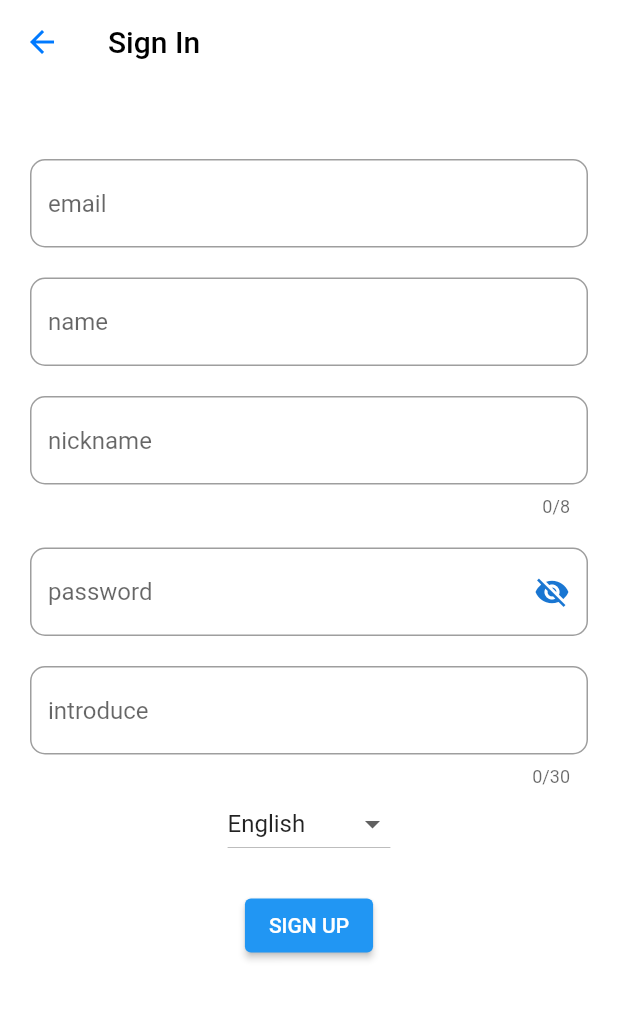
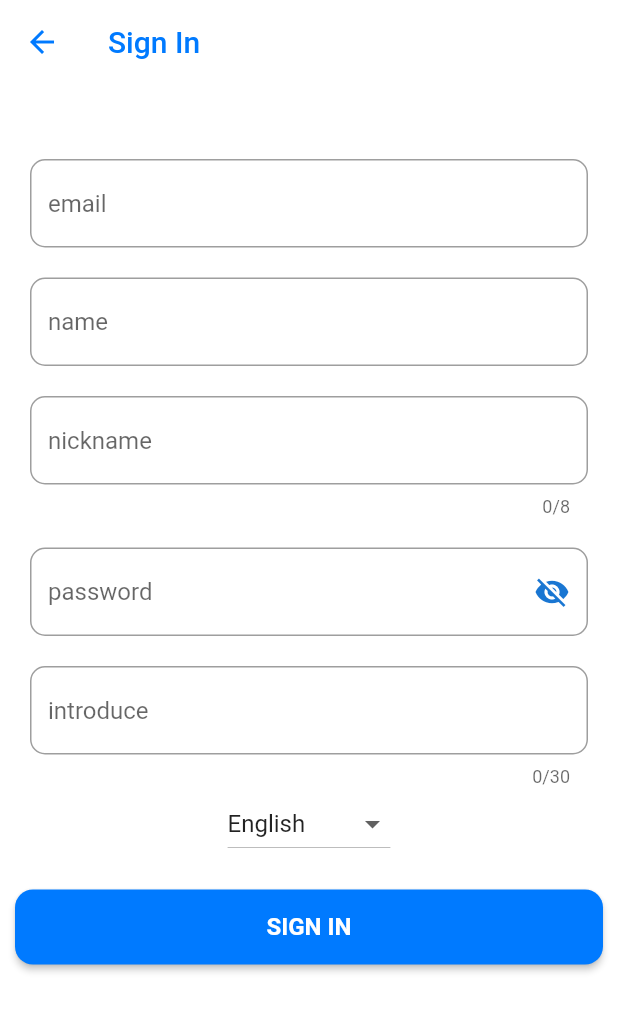
Before and after one commit to codingbongbongz/Frontend, a Flutter app: the SignUpScreen screen opened directly, on a phone screen of 412 x 824 dp. Shown: the top 1011 px of the screen. Run offline on Flutter 3.47's test engine with Material 2 defaults, Android fonts, the phone set to English and light mode, and no system bars; our stand-ins replace audioplayers, dio, flutter_secure_storage, google_sign_in, image_picker, multi_select_flutter and 5 more; missing offline and left inert: record, youtube; accounts and stored records are empty.

Commit message:
[refactor] 회원가입 버튼 디자인 수정

```diff
--- a/lib/screen/sign_up_screen.dart
+++ b/lib/screen/sign_up_screen.dart
@@ -152,14 +152,17 @@ class _SignUpScreenState extends State<SignUpScreen> {
   Widget build(BuildContext context) {
     return Scaffold(
       appBar: AppBar(
-        backgroundColor: Colors.white,
+        backgroundColor:
+            MediaQuery.of(context).platformBrightness == Brightness.light
+                ? Colors.white
+                : Colors.grey[850],
         elevation: 0,
         iconTheme: IconThemeData(
           color: blueColor, //색변경
         ),
         title: Text(
           'Sign In',
-          style: TextStyle(color: Colors.black),
+          style: TextStyle(color: blueColor),
         ),
       ),
       body: Column(
@@ -227,7 +230,21 @@ class _SignUpScreenState extends State<SignUpScreen> {
           // const SizedBox(
           //   height: 50,
           // ),
-          ElevatedButton(
+          Container(
+            padding: EdgeInsets.symmetric(
+              horizontal: 10,
+            ),
+            height: 50,
+            width: MediaQuery.of(context).size.width / 1,
+            child: ElevatedButton(
+              style: TextButton.styleFrom(
+                // padding: EdgeInsets.symmetric(
+                //   horizontal: MediaQuery.of(context).size.width / 3,
+                // ),
+                backgroundColor: blueColor,
+                shape: RoundedRectangleBorder(
+                    borderRadius: BorderRadius.circular(12)),
+              ),
               onPressed: () async {
                 // var dio = await authDio(context);
                 var dio = Dio();
@@ -268,7 +285,15 @@ class _SignUpScreenState extends State<SignUpScreen> {
                       (route) => false);
                 }
               },
-              child: Text('SIGN UP')),
+              child: Text(
+                'SIGN IN',
+                style: TextStyle(
+                  fontSize: 16,
+                  fontWeight: FontWeight.bold,
+                ),
+              ),
+            ),
+          ),
           // if (Platform.isIOS) _loginButton('apple_logo', signInWithApple),
           // if (Platform.isAndroid) _loginButton('google_logo', signInWithGoogle),
         ],
```
